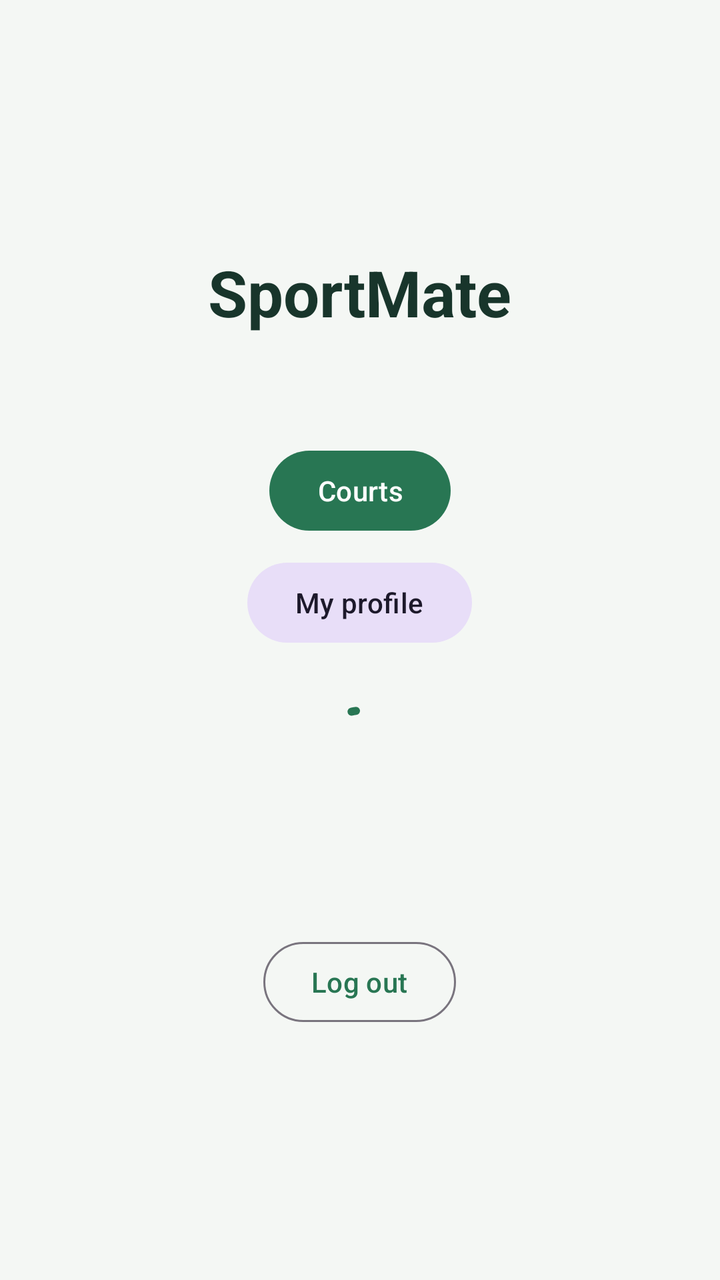
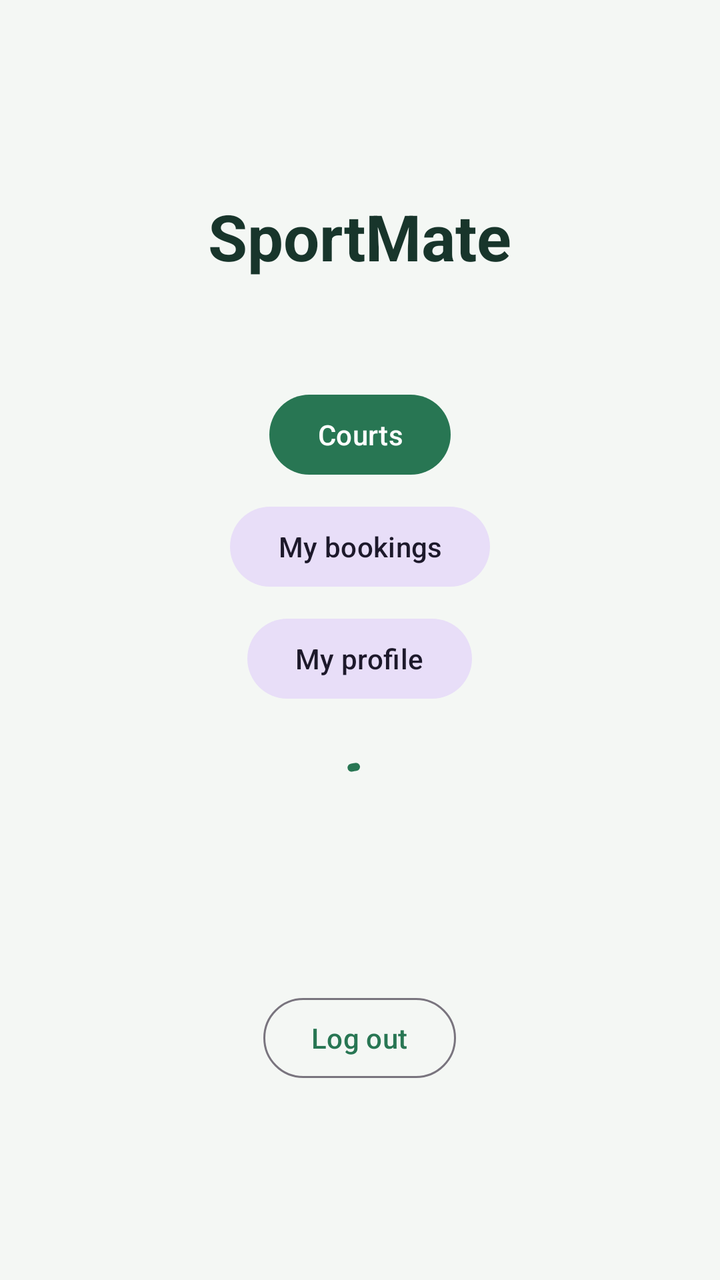

Before-and-after screenshots of an Android layout around one commit, followed by the original layout XML and the change that was made.
<!-- AndroidManifest.xml: application theme Theme.SportMate -->
<!-- res/layout/fragment_home.xml -->
<?xml version="1.0" encoding="utf-8"?>
<LinearLayout xmlns:android="http://schemas.android.com/apk/res/android"
    android:layout_width="match_parent"
    android:layout_height="match_parent"
    android:gravity="center"
    android:orientation="vertical"
    android:padding="@dimen/screen_padding">

    <TextView
        android:id="@+id/title"
        android:layout_width="wrap_content"
        android:layout_height="wrap_content"
        android:text="@string/app_name"
        android:textAppearance="@style/TextAppearance.SportMate.Title" />

    <TextView
        android:id="@+id/signed_in_as"
        android:layout_width="wrap_content"
        android:layout_height="wrap_content"
        android:layout_marginTop="@dimen/spacing_sm"
        android:gravity="center"
        android:textAppearance="@style/TextAppearance.SportMate.Body" />

    <com.google.android.material.button.MaterialButton
        android:id="@+id/courts_button"
        android:layout_width="wrap_content"
        android:layout_height="wrap_content"
        android:layout_marginTop="@dimen/spacing_lg"
        android:text="@string/action_courts" />

    <com.google.android.material.button.MaterialButton
        android:id="@+id/profile_button"
        style="@style/Widget.Material3.Button.TonalButton"
        android:layout_width="wrap_content"
        android:layout_height="wrap_content"
        android:layout_marginTop="@dimen/spacing_sm"
        android:text="@string/action_profile" />

    <com.google.android.material.progressindicator.CircularProgressIndicator
        android:id="@+id/progress"
        android:layout_width="wrap_content"
        android:layout_height="wrap_content"
        android:layout_marginTop="@dimen/spacing_lg"
        android:indeterminate="true" />

    <TextView
        android:id="@+id/backend_status"
        android:layout_width="wrap_content"
        android:layout_height="wrap_content"
        android:layout_marginTop="@dimen/spacing_md"
        android:gravity="center"
        android:textAppearance="@style/TextAppearance.SportMate.Body" />

    <com.google.android.material.button.MaterialButton
        android:id="@+id/retry_button"
        style="@style/Widget.Material3.Button.TonalButton"
        android:layout_width="wrap_content"
        android:layout_height="wrap_content"
        android:layout_marginTop="@dimen/spacing_md"
        android:text="@string/action_retry"
        android:visibility="gone" />

    <com.google.android.material.button.MaterialButton
        android:id="@+id/logout_button"
        style="@style/Widget.Material3.Button.OutlinedButton"
        android:layout_width="wrap_content"
        android:layout_height="wrap_content"
        android:layout_marginTop="@dimen/spacing_xl"
        android:text="@string/action_logout" />
</LinearLayout>
<!-- resources referenced by this layout -->
<resources>
  <dimen name="screen_padding">@dimen/spacing_lg</dimen>
  <dimen name="spacing_lg">24dp</dimen>
  <dimen name="spacing_md">16dp</dimen>
  <dimen name="spacing_sm">8dp</dimen>
  <dimen name="spacing_xl">32dp</dimen>
  <string name="action_courts">Courts</string>
  <string name="action_logout">Log out</string>
  <string name="action_profile">My profile</string>
  <string name="action_retry">Retry</string>
  <string name="app_name">SportMate</string>
  <style name="TextAppearance.SportMate.Body" parent="TextAppearance.Material3.BodyLarge">
          <item name="android:textColor">@color/sportmate_text_secondary</item>
      </style>
  <style name="TextAppearance.SportMate.Title" parent="TextAppearance.Material3.HeadlineLarge">
          <item name="android:textColor">@color/sportmate_text</item>
          <item name="android:textStyle">bold</item>
      </style>
  <style name="Theme.SportMate" parent="Theme.Material3.Light.NoActionBar">
          <item name="colorPrimary">@color/sportmate_green</item>
          <item name="colorOnPrimary">@color/sportmate_on_primary</item>
          <item name="colorSecondary">@color/sportmate_amber</item>
          <item name="colorError">@color/sportmate_error</item>
          <item name="colorSurface">@color/sportmate_surface</item>
          <item name="colorOnSurface">@color/sportmate_text</item>
          <item name="android:colorBackground">@color/sportmate_background</item>
          <item name="android:windowBackground">@color/sportmate_background</item>
          <item name="android:windowLightStatusBar">true</item>
      </style>
  <color name="sportmate_text_secondary">#4F665C</color>
  <color name="sportmate_text">#18352B</color>
  <color name="sportmate_green">#287653</color>
  <color name="sportmate_on_primary">#FFFFFF</color>
  <color name="sportmate_amber">#E7A93B</color>
  <color name="sportmate_error">#B3261E</color>
  <color name="sportmate_surface">#FFFFFF</color>
  <color name="sportmate_background">#F4F7F4</color>
</resources>

<!-- the commit's change to res/layout/fragment_home.xml (unified diff, before → after) -->
@@ -27,6 +27,14 @@
         android:layout_height="wrap_content"
         android:layout_marginTop="@dimen/spacing_lg"
         android:text="@string/action_courts" />
+
+    <com.google.android.material.button.MaterialButton
+        android:id="@+id/my_bookings_button"
+        style="@style/Widget.Material3.Button.TonalButton"
+        android:layout_width="wrap_content"
+        android:layout_height="wrap_content"
+        android:layout_marginTop="@dimen/spacing_sm"
+        android:text="@string/action_my_bookings" />
 
     <com.google.android.material.button.MaterialButton
         android:id="@+id/profile_button"
<!-- resource entries referenced after the edit -->
@@ -7,6 +7,7 @@
   <dimen name="spacing_xl">32dp</dimen>
   <string name="action_courts">Courts</string>
   <string name="action_logout">Log out</string>
+  <string name="action_my_bookings">My bookings</string>
   <string name="action_profile">My profile</string>
   <string name="action_retry">Retry</string>
   <string name="app_name">SportMate</string>
